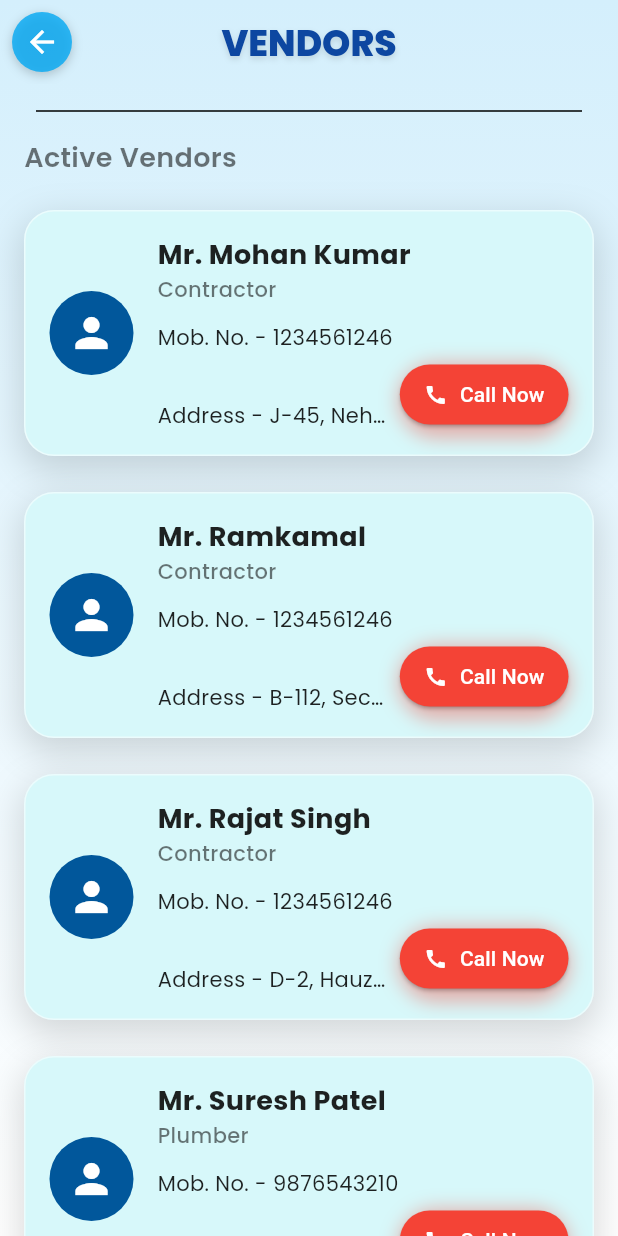
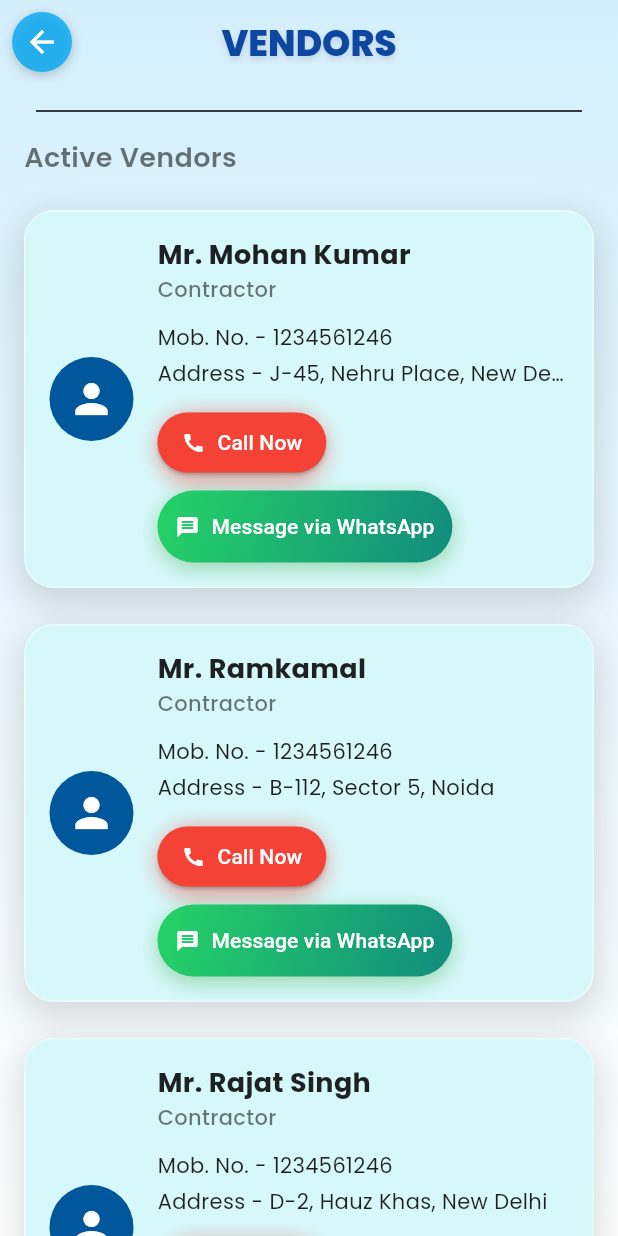
Before and after one commit to YajurChatnani/SIH_2025_Amritdhara, a Flutter app: the StructureScreen screen opened directly, after a tap on "Get Vendor", on a phone screen of 412 x 824 dp. Run offline on Flutter 3.47's test engine with Material 3 defaults, Android fonts, the phone set to English and light mode, and no system bars; our stand-ins replace csv, google_fonts, google_maps_flutter, permission_handler; network calls fail.

Commit message:
Initial commit with vendor screen and WhatsApp integration

```diff
--- a/lib/l10n/app_bn.arb
+++ b/lib/l10n/app_bn.arb
@@ -118,5 +118,7 @@
   "step6Point1": "আপনার ছাদের ক্ষেত্রফল এবং স্থানীয় বৃষ্টিপাতের ধরনের উপর ভিত্তি করে একটি ট্যাঙ্কের আকার চয়ন করুন।",
   "step6Point2": "শৈবালের বৃদ্ধি এবং মশা প্রজনন রোধ করতে ট্যাঙ্কটি ঢেকে রাখুন।",
   "getVendor": "ভেন্ডার খুঁজুন",
-  "bestStructure": "শ্রেষ্ঠ কাঠামো"
+  "bestStructure": "শ্রেষ্ঠ কাঠামো",
+  "messageWhatsApp": "হোয়াটসঅ্যাপের মাধ্যমে বার্তা পাঠান"
+
 }
--- a/lib/l10n/app_en.arb
+++ b/lib/l10n/app_en.arb
@@ -119,5 +119,6 @@
     "step6Point1": "Choose a tank size based on your rooftop area and local rainfall patterns.",
     "step6Point2": "Ensure the tank is covered to prevent algae growth and mosquito breeding.",
     "logInWithGoogle": "Log in with Google",
-    "bestStructure": "Best Structure"
+    "bestStructure": "Best Structure",
+    "messageWhatsApp": "Message via WhatsApp"
 }
--- a/lib/l10n/app_gu.arb
+++ b/lib/l10n/app_gu.arb
@@ -118,5 +118,7 @@
   "step6Point1": "તમારા છત વિસ્તાર અને સ્થાનિક વરસાદની પેટર્નના આધારે ટાંકીનું કદ પસંદ કરો.",
   "step6Point2": "શેવાળની વૃદ્ધિ અને મચ્છરના પ્રજનનને રોકવા માટે ટાંકીને ઢાંકી રાખો.",
   "getVendor": "વિક્રેતા શોધો",
-  "bestStructure": "શ્રેષ્ઠ માળખું"
+  "bestStructure": "શ્રેષ્ઠ માળખું",
+  "messageWhatsApp": "વોટ્સએપ દ્વારા સંદેશ મોકલો"
+
 }
--- a/lib/l10n/app_hi.arb
+++ b/lib/l10n/app_hi.arb
@@ -119,5 +119,7 @@
     "step6Point1": "अपने छत क्षेत्र और स्थानीय वर्षा पैटर्न के आधार पर एक टैंक का आकार चुनें।",
     "step6Point2": "शैवाल के विकास और मच्छरों के प्रजनन को रोकने के लिए टैंक को ढक कर रखें।",
     "logInWithGoogle": "Google से लॉग इन करें",
-    "bestStructure": "सर्वोत्तम संरचना"
+    "bestStructure": "सर्वोत्तम संरचना",
+    "messageWhatsApp": "व्हाट्सएप के माध्यम से संदेश भेजें"
+
 }
--- a/lib/l10n/app_kn.arb
+++ b/lib/l10n/app_kn.arb
@@ -118,5 +118,7 @@
   "step6Point1": "ನಿಮ್ಮ ಛಾವಣಿಯ ಪ್ರದೇಶ ಮತ್ತು ಸ್ಥಳೀಯ ಮಳೆ ಮಾದರಿಗಳ ಆಧಾರದ ಮೇಲೆ ಟ್ಯಾಂಕ್ ಗಾತ್ರವನ್ನು ಆರಿಸಿ.",
   "step6Point2": "ಪಾಚಿಗಳ ಬೆಳವಣಿಗೆ ಮತ್ತು ಸೊಳ್ಳೆಗಳ ಸಂತಾನೋತ್ಪತ್ತಿಯನ್ನು ತಡೆಯಲು ಟ್ಯಾಂಕ್ ಅನ್ನು ಮುಚ್ಚಿಡಿ.",
   "getVendor": "ಮಾರಾಟಗಾರರನ್ನು ಹುಡುಕಿ",
-  "bestStructure": "ಅತ್ಯುತ್ತಮ ರಚನೆ"
+  "bestStructure": "ಅತ್ಯುತ್ತಮ ರಚನೆ",
+  "messageWhatsApp": "ವಾಟ್ಸಾಪ್ ಮೂಲಕ ಸಂದೇಶ ಕಳುಹಿಸಿ"
+
 }
--- a/lib/l10n/app_localizations.dart
+++ b/lib/l10n/app_localizations.dart
@@ -787,6 +787,12 @@ abstract class AppLocalizations {
   /// In en, this message translates to:
   /// **'Best Structure'**
   String get bestStructure;
+
+  /// No description provided for @messageWhatsApp.
+  ///
+  /// In en, this message translates to:
+  /// **'Message via WhatsApp'**
+  String get messageWhatsApp;
 }
 
 class _AppLocalizationsDelegate
--- a/lib/l10n/app_localizations_bn.dart
+++ b/lib/l10n/app_localizations_bn.dart
@@ -362,4 +362,7 @@ class AppLocalizationsBn extends AppLocalizations {
 
   @override
   String get bestStructure => 'শ্রেষ্ঠ কাঠামো';
+
+  @override
+  String get messageWhatsApp => 'হোয়াটসঅ্যাপের মাধ্যমে বার্তা পাঠান';
 }
--- a/lib/l10n/app_localizations_en.dart
+++ b/lib/l10n/app_localizations_en.dart
@@ -363,4 +363,7 @@ class AppLocalizationsEn extends AppLocalizations {
 
   @override
   String get bestStructure => 'Best Structure';
+
+  @override
+  String get messageWhatsApp => 'Message via WhatsApp';
 }
--- a/lib/l10n/app_localizations_gu.dart
+++ b/lib/l10n/app_localizations_gu.dart
@@ -364,4 +364,7 @@ class AppLocalizationsGu extends AppLocalizations {
 
   @override
   String get bestStructure => 'શ્રેષ્ઠ માળખું';
+
+  @override
+  String get messageWhatsApp => 'વોટ્સએપ દ્વારા સંદેશ મોકલો';
 }
--- a/lib/l10n/app_localizations_hi.dart
+++ b/lib/l10n/app_localizations_hi.dart
@@ -362,4 +362,7 @@ class AppLocalizationsHi extends AppLocalizations {
 
   @override
   String get bestStructure => 'सर्वोत्तम संरचना';
+
+  @override
+  String get messageWhatsApp => 'व्हाट्सएप के माध्यम से संदेश भेजें';
 }
--- a/lib/l10n/app_localizations_kn.dart
+++ b/lib/l10n/app_localizations_kn.dart
@@ -365,4 +365,7 @@ class AppLocalizationsKn extends AppLocalizations {
 
   @override
   String get bestStructure => 'ಅತ್ಯುತ್ತಮ ರಚನೆ';
+
+  @override
+  String get messageWhatsApp => 'ವಾಟ್ಸಾಪ್ ಮೂಲಕ ಸಂದೇಶ ಕಳುಹಿಸಿ';
 }
--- a/lib/l10n/app_localizations_mr.dart
+++ b/lib/l10n/app_localizations_mr.dart
@@ -361,4 +361,7 @@ class AppLocalizationsMr extends AppLocalizations {
 
   @override
   String get bestStructure => 'सर्वोत्तम रचना';
+
+  @override
+  String get messageWhatsApp => 'व्हॉट्सअॅपद्वारे संदेश पाठवा';
 }
--- a/lib/l10n/app_localizations_ta.dart
+++ b/lib/l10n/app_localizations_ta.dart
@@ -366,4 +366,7 @@ class AppLocalizationsTa extends AppLocalizations {
 
   @override
   String get bestStructure => 'சிறந்த கட்டமைப்பு';
+
+  @override
+  String get messageWhatsApp => 'வாட்ஸ்அப்பில் செய்தி அனுப்பவும்';
 }
--- a/lib/l10n/app_localizations_te.dart
+++ b/lib/l10n/app_localizations_te.dart
@@ -364,4 +364,7 @@ class AppLocalizationsTe extends AppLocalizations {
 
   @override
   String get bestStructure => 'ఉత్తమ నిర్మాణం';
+
+  @override
+  String get messageWhatsApp => 'వాట్సాప్ ద్వారా సందేశం పంపండి';
 }
--- a/lib/l10n/app_mr.arb
+++ b/lib/l10n/app_mr.arb
@@ -118,5 +118,7 @@
   "step6Point1": "आपल्या छताच्या क्षेत्रावर आणि स्थानिक पर्जन्यमानावर आधारित टाकीचा आकार निवडा.",
   "step6Point2": "शैवाल वाढ आणि डासांची पैदास रोखण्यासाठी टाकी झाकून ठेवा.",
   "getVendor": "विक्रेता शोधा",
-  "bestStructure": "सर्वोत्तम रचना"
+  "bestStructure": "सर्वोत्तम रचना",
+  "messageWhatsApp": "व्हॉट्सअॅपद्वारे संदेश पाठवा"
+
 }
--- a/lib/l10n/app_ta.arb
+++ b/lib/l10n/app_ta.arb
@@ -117,5 +117,7 @@
   "step6Point1": "உங்கள் கூரை பகுதி மற்றும் உள்ளூர் மழைப்பொழிவு முறைகளின் அடிப்படையில் ஒரு தொட்டியின் அளவைத் தேர்ந்தெடுக்கவும்.",
   "step6Point2": "பாசி வளர்ச்சி மற்றும் கொசு இனப்பெருக்கத்தைத் தடுக்க தொட்டியை மூடி வைக்கவும்.",
   "getVendor": "விற்பனையாளரைக் கண்டறியவும்",
-  "bestStructure": "சிறந்த கட்டமைப்பு"
+  "bestStructure": "சிறந்த கட்டமைப்பு",
+  "messageWhatsApp": "வாட்ஸ்அப்பில் செய்தி அனுப்பவும்"
+
 }
--- a/lib/l10n/app_te.arb
+++ b/lib/l10n/app_te.arb
@@ -118,5 +118,7 @@
   "step6Point1": "మీ పైకప్పు ప్రాంతం మరియు స్థానిక వర్షపాత నమూనాల ఆధారంగా ట్యాంక్ పరిమాణాన్ని ఎంచుకోండి.",
   "step6Point2": "ఆల్గే పెరుగుదల మరియు దోమల పునరుత్పత్తిని నివారించడానికి ట్యాంక్‌ను కప్పి ఉంచండి.",
   "getVendor": "విక్రేతను కనుగొనండి",
-  "bestStructure": "ఉత్తమ నిర్మాణం"
+  "bestStructure": "ఉత్తమ నిర్మాణం",
+  "messageWhatsApp": "వాట్సాప్ ద్వారా సందేశం పంపండి"
+
 }
--- a/lib/screens/vendor_screen.dart
+++ b/lib/screens/vendor_screen.dart
@@ -1,7 +1,7 @@
 import 'package:flutter/material.dart';
 import 'package:google_fonts/google_fonts.dart';
 import '../l10n/app_localizations.dart'; // IMPORT ADDED
-
+import 'package:url_launcher/url_launcher.dart';
 // A simple data model for a vendor
 class Vendor {
   final String name;
@@ -156,6 +156,7 @@ class VendorsScreen extends StatelessWidget {
   }
 }
 
+
 class _VendorCard extends StatelessWidget {
   final Vendor vendor;
 
@@ -163,7 +164,6 @@ class _VendorCard extends StatelessWidget {
 
   @override
   Widget build(BuildContext context) {
-    // Get localizations object for this widget
     final localizations = AppLocalizations.of(context)!;
 
     return Container(
@@ -179,7 +179,8 @@ class _VendorCard extends StatelessWidget {
             offset: const Offset(0, 8),
           ),
         ],
-          border: Border.all(color: Colors.white.withOpacity(0.5))),
+        border: Border.all(color: Colors.white.withOpacity(0.5)),
+      ),
       child: Padding(
         padding: const EdgeInsets.all(16.0),
         child: Row(
@@ -204,7 +205,7 @@ class _VendorCard extends StatelessWidget {
                     ),
                   ),
                   Text(
-                    vendor.role, // This is now the translated role
+                    vendor.role,
                     style: GoogleFonts.poppins(
                       color: Colors.black54,
                       fontSize: 14,
@@ -212,27 +213,22 @@ class _VendorCard extends StatelessWidget {
                     ),
                   ),
                   const SizedBox(height: 12),
-                  // CHANGED
                   Text(
                     '${localizations.mobileNo} ${vendor.mobile}',
-                    style:
-                    GoogleFonts.poppins(fontSize: 14, color: Colors.black87),
+                    style: GoogleFonts.poppins(fontSize: 14, color: Colors.black87),
                   ),
                   const SizedBox(height: 4),
-                  Row(
-                    mainAxisAlignment: MainAxisAlignment.spaceBetween,
-                    crossAxisAlignment: CrossAxisAlignment.end,
-                    children: [
-                      Expanded(
-                        // CHANGED
-                        child: Text(
+                  Text(
                     '${localizations.addressLabel} ${vendor.address}',
-                          style: GoogleFonts.poppins(
-                              fontSize: 14, color: Colors.black87),
+                    style: GoogleFonts.poppins(fontSize: 14, color: Colors.black87),
                     overflow: TextOverflow.ellipsis,
                   ),
-                      ),
-                      const SizedBox(width: 8),
+                  const SizedBox(height: 12),
+                  Wrap(
+                    spacing: 8,
+                    runSpacing: 8,
+                    children: [
+                      // Call Now Button
                       Container(
                         decoration: BoxDecoration(
                           borderRadius: BorderRadius.circular(30),
@@ -241,21 +237,57 @@ class _VendorCard extends StatelessWidget {
                               color: Colors.red.withOpacity(0.4),
                               spreadRadius: 1,
                               blurRadius: 10,
-                                  offset: const Offset(0, 4))
-                            ]),
+                              offset: const Offset(0, 4),
+                            )
+                          ],
+                        ),
                         child: ElevatedButton.icon(
                           onPressed: () {
-                            // TODO: Implement call functionality
+                            launchUrl(Uri.parse('tel:${vendor.mobile}'));
                           },
                           icon: const Icon(Icons.call, size: 16),
-                          // CHANGED
                           label: Text(localizations.callNow),
                           style: ElevatedButton.styleFrom(
                             backgroundColor: Colors.red,
                             foregroundColor: Colors.white,
                             shape: const StadiumBorder(),
-                            padding: const EdgeInsets.symmetric(
-                                horizontal: 16, vertical: 10),
+                            padding: const EdgeInsets.symmetric(horizontal: 16, vertical: 10),
+                          ),
+                        ),
+                      ),
+                      // WhatsApp Button
+                      Container(
+                        decoration: BoxDecoration(
+                          borderRadius: BorderRadius.circular(30),
+                          gradient: const LinearGradient(
+                            colors: [Color(0xFF25D366), Color(0xFF128C7E)],
+                            begin: Alignment.topLeft,
+                            end: Alignment.bottomRight,
+                          ),
+                          boxShadow: [
+                            BoxShadow(
+                              color: Colors.green.withOpacity(0.4),
+                              spreadRadius: 1,
+                              blurRadius: 10,
+                              offset: const Offset(0, 4),
+                            )
+                          ],
+                        ),
+                        child: ElevatedButton.icon(
+                          onPressed: () {
+                            final whatsappUrl = Uri.parse(
+                                "https://wa.me/${vendor.mobile}?text=Hello%20${Uri.encodeComponent(vendor.name)},%20I%20would%20like%20to%20connect%20with%20you."
+                            );
+                            launchUrl(whatsappUrl, mode: LaunchMode.externalApplication);
+                          },
+                          icon: const Icon(Icons.message, size: 16),
+                          label: Text(localizations.messageWhatsApp),
+                          style: ElevatedButton.styleFrom(
+                            backgroundColor: Colors.transparent,
+                            foregroundColor: Colors.white,
+                            shape: const StadiumBorder(),
+                            padding: const EdgeInsets.symmetric(horizontal: 12, vertical: 10),
+                            elevation: 0,
                           ),
                         ),
                       ),
```
Lines whose indentation alone changed are shown as unchanged.
